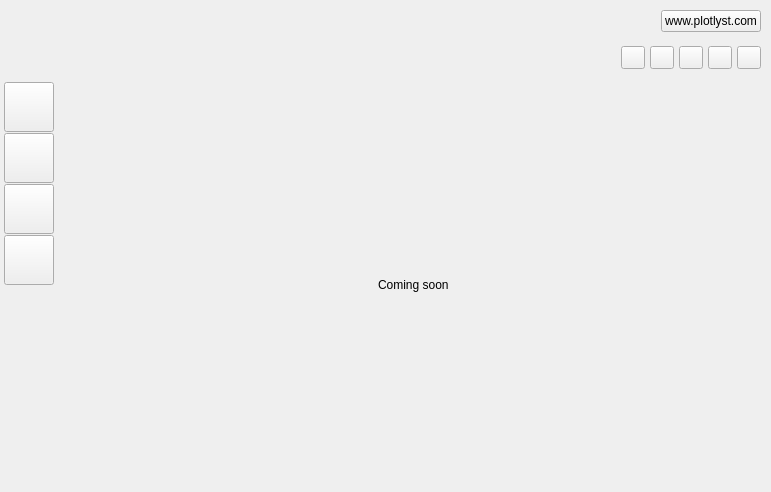
The window that ui/home_view.ui (zkovari/plotlyst) describes before a commit, drawn with Qt 5.
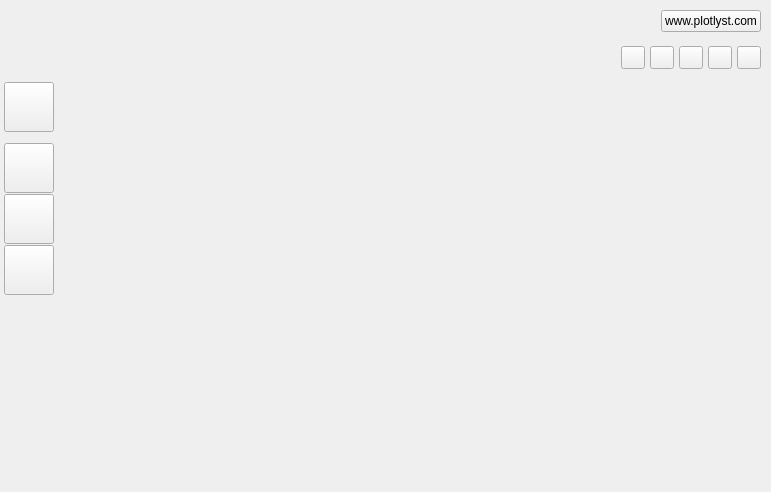
The same window after the commit. The open tabs and pages were chosen to show the change.

Commit message:
Add Plotlyst roadmap panel (#1337)
* Add Plotlyst roadmap panel

* progress

* fix tests

* version and link

* tags

* filter by version

* task summary tooltip

* header

* counter

* version counters

* filter by tags

* space

* buttons

```diff
--- a/ui/home_view.ui
+++ b/ui/home_view.ui
@@ -254,6 +254,22 @@
           </attribute>
          </widget>
         </item>
+        <item>
+         <spacer name="verticalSpacer_7">
+          <property name="orientation">
+           <enum>Qt::Vertical</enum>
+          </property>
+          <property name="sizeType">
+           <enum>QSizePolicy::Fixed</enum>
+          </property>
+          <property name="sizeHint" stdset="0">
+           <size>
+            <width>20</width>
+            <height>10</height>
+           </size>
+          </property>
+         </spacer>
+        </item>
         <item>
          <widget class="QToolButton" name="btnTutorials">
           <property name="minimumSize">
@@ -1284,13 +1300,6 @@
          <property name="bottomMargin">
           <number>0</number>
          </property>
-         <item alignment="Qt::AlignHCenter">
-          <widget class="QLabel" name="label_3">
-           <property name="text">
-            <string>Coming soon</string>
-           </property>
-          </widget>
-         </item>
         </layout>
        </widget>
       </widget>
```
The commit also changes 6 other files.
